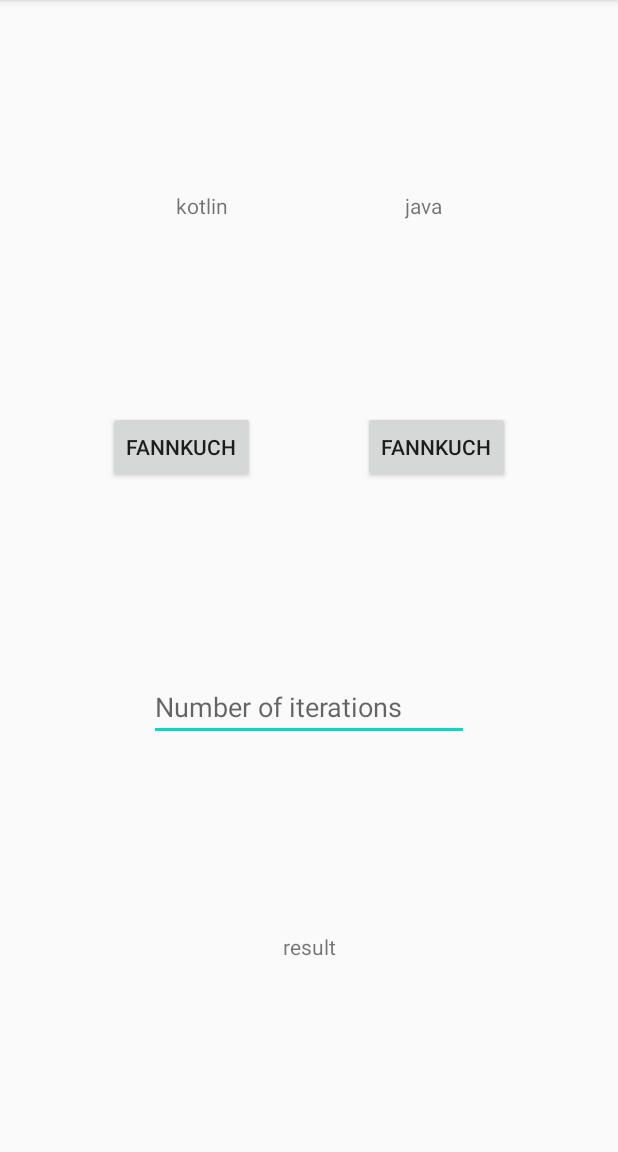
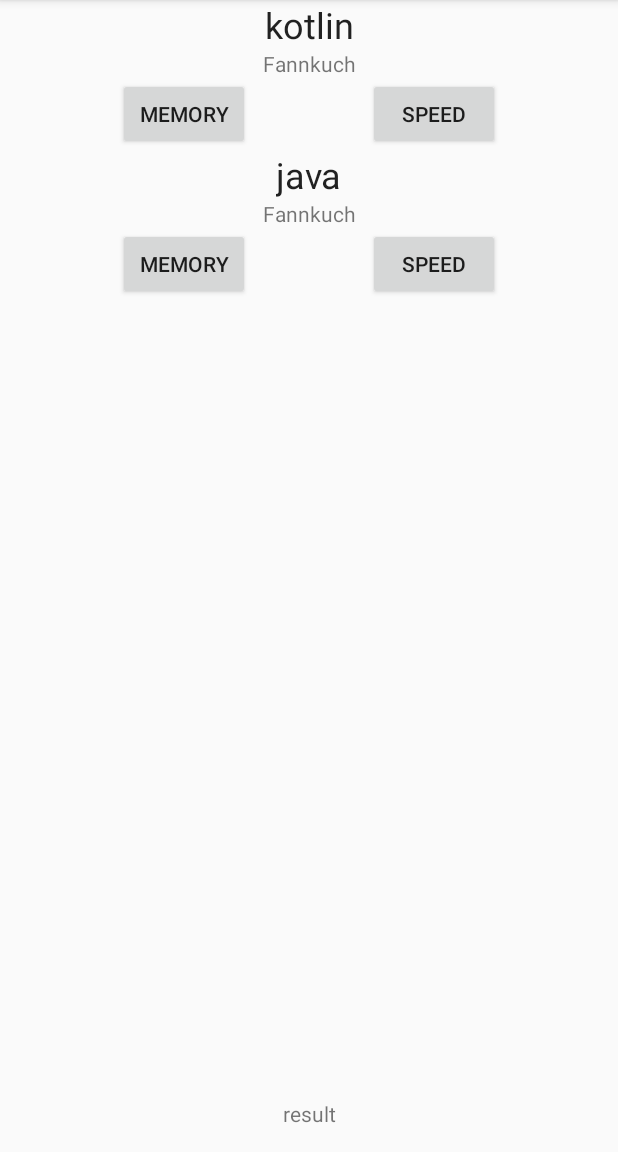
Before and after one commit to StylianosGakis/hkr-thesis, an Android app: the screen it shows after launch (MainActivity), on a phone screen of 412 x 824 dp, the part 84-1236 px from its top. Run offline under Robolectric (Android 15) with nearby library versions, the phone set to English and light mode, and no system bars; our stand-ins replace Timber.

Commit message:
Add memory benchmark capabilities
Alter main activity layout slightly to allow the new tests.
Add test results for fannkuch for memory footprint.

```diff
--- a/app/src/main/java/se/stylianosgakis/benchmarkapplication/application/MainActivity.kt
+++ b/app/src/main/java/se/stylianosgakis/benchmarkapplication/application/MainActivity.kt
@@ -11,14 +11,11 @@ import androidx.lifecycle.observe
 import kotlinx.coroutines.CoroutineScope
 import kotlinx.coroutines.Dispatchers
 import kotlinx.coroutines.MainScope
-import kotlinx.coroutines.async
 import kotlinx.coroutines.launch
 import se.stylianosgakis.benchmarkapplication.benchmark.utils.BenchmarkClass
 import se.stylianosgakis.benchmarkapplication.benchmark.utils.BenchmarkHandler.runBenchmark
 import se.stylianosgakis.benchmarkapplication.benchmark.utils.BenchmarkLanguage
-import se.stylianosgakis.benchmarkapplication.benchmark.utils.BenchmarkResult
 import se.stylianosgakis.benchmarkapplication.benchmark.utils.BenchmarkType
-import se.stylianosgakis.benchmarkapplication.benchmark.utils.detailedString
 import se.stylianosgakis.benchmarkapplication.benchmark.utils.saveResultToFile
 import se.stylianosgakis.benchmarkapplication.benchmark.utils.setVisible
 import se.stylianosgakis.benchmarkapplication.databinding.ActivityMainBinding
@@ -35,16 +32,30 @@ class MainActivity : AppCompatActivity(), CoroutineScope by MainScope() {
         requestStoragePermission()
         setupObservers()
 
-        binding.fannkuchKotlin.setOnClickListener {
+        binding.fannkuchKotlinSpeed.setOnClickListener {
             activityBenchmark(
                 BenchmarkType.SpeedType,
                 BenchmarkClass.Faankuch,
                 BenchmarkLanguage.Kotlin
             )
         }
-        binding.fannkuchJava.setOnClickListener {
+        binding.fannkuchKotlinMemory.setOnClickListener {
+            activityBenchmark(
+                BenchmarkType.MemoryType,
+                BenchmarkClass.Faankuch,
+                BenchmarkLanguage.Kotlin
+            )
+        }
+        binding.fannkuchJavaSpeed.setOnClickListener {
             activityBenchmark(
                 BenchmarkType.SpeedType,
+                BenchmarkClass.Faankuch,
+                BenchmarkLanguage.Java
+            )
+        }
+        binding.fannkuchJavaMemory.setOnClickListener {
+            activityBenchmark(
+                BenchmarkType.MemoryType,
                 BenchmarkClass.Faankuch,
                 BenchmarkLanguage.Java
             )
@@ -54,8 +65,10 @@ class MainActivity : AppCompatActivity(), CoroutineScope by MainScope() {
     private fun setupObservers() {
         benchmarking.observe(this) { benchmarking ->
             binding.progressBar.setVisible(benchmarking)
-            binding.fannkuchJava.isEnabled = benchmarking.not()
-            binding.fannkuchKotlin.isEnabled = benchmarking.not()
+            binding.fannkuchJavaMemory.isEnabled = benchmarking.not()
+            binding.fannkuchJavaSpeed.isEnabled = benchmarking.not()
+            binding.fannkuchKotlinMemory.isEnabled = benchmarking.not()
+            binding.fannkuchKotlinSpeed.isEnabled = benchmarking.not()
         }
     }
 
@@ -68,7 +81,13 @@ class MainActivity : AppCompatActivity(), CoroutineScope by MainScope() {
         val results = runBenchmark(benchmarkType, benchmarkClass, benchmarkLanguage)
         Timber.d("$results")
         benchmarking.value = false
-        saveResultToFile(benchmarkType, benchmarkClass, benchmarkLanguage, results, applicationContext)
+        saveResultToFile(
+            benchmarkType,
+            benchmarkClass,
+            benchmarkLanguage,
+            results,
+            applicationContext
+        )
     }
 
     private fun requestStoragePermission() {
--- a/app/src/main/java/se/stylianosgakis/benchmarkapplication/benchmark/utils/BenchmarkTypes.kt
+++ b/app/src/main/java/se/stylianosgakis/benchmarkapplication/benchmark/utils/BenchmarkTypes.kt
@@ -21,21 +21,11 @@ sealed class BenchmarkResult {
 
     data class MemoryResult(
         val memoryAllocationCount: Int,
-        val memoryAllocationSize: Int,
-        val memoryBytesPerObject: Double
+        val memoryAllocationSize: Int
     ) : BenchmarkResult()
 }
 
-/*fun BenchmarkResult.SpeedResult.detailedString() = "Average: %.4f, min: %.4f, max: %.4f"
-    .format(
-        averageTime.nanosToMilliseconds(),
-        minTime.nanosToMilliseconds(),
-        maxTime.nanosToMilliseconds()
-    )*/
-
-
-
 fun BenchmarkResult.MemoryResult.detailedString() =
-    "mem count: $memoryAllocationCount, mem alloc size: $memoryAllocationSize, mem bytes per object: $memoryBytesPerObject"
+    "mem count: $memoryAllocationCount, mem size: $memoryAllocationSize"
 
 fun Long.nanosToMilliseconds() = this.toDouble() / 1_000_000
--- a/app/src/main/java/se/stylianosgakis/benchmarkapplication/benchmark/utils/BenchmarkUtils.kt
+++ b/app/src/main/java/se/stylianosgakis/benchmarkapplication/benchmark/utils/BenchmarkUtils.kt
@@ -26,15 +26,7 @@ fun benchmarkMemory(benchmark: () -> Any): List<BenchmarkResult> {
     Debug.stopAllocCounting()
     val memoryAllocCount = Debug.getThreadAllocCount()
     val memoryAllocSize = Debug.getThreadAllocSize()
-    val memoryBytesPerObject = memoryAllocSize.toDouble() / memoryAllocCount
-    //TODO Fix this
-    return listOf(
-        BenchmarkResult.MemoryResult(
-            memoryAllocCount,
-            memoryAllocSize,
-            memoryBytesPerObject
-        )
-    )
+    return listOf(BenchmarkResult.MemoryResult(memoryAllocCount, memoryAllocSize))
 }
 
 fun benchmarkSpeed(benchmark: () -> Any): List<BenchmarkResult> {
@@ -87,6 +79,11 @@ fun writeToFile(results: List<BenchmarkResult>, writer: FileWriter) {
                 .append("Average: ${speedResultsInMilliseconds.average()}")
         }
         is BenchmarkResult.MemoryResult -> {
+            val memoryResults = results.map { it as BenchmarkResult.MemoryResult }
+            val memoryResultsStrings =
+                memoryResults.map { "${it.memoryAllocationCount} | ${it.memoryAllocationSize}" }
+            writer.append("Memory footprint shown as:\ncount of objects allocated | size of objects allocated\n")
+                .append(memoryResultsStrings.joinToString(separator = "\n"))
         }
     }
 }
--- /dev/null
+++ b/app/src/main/java/se/stylianosgakis/benchmarkapplication/results/memory/fannkuch/java/MEMORY_FAANKUCH_JAVA_2020-04-24-18_40_49.txt
@@ -0,0 +1,3 @@
+Memory footprint shown as:
+count of objects allocated | size of objects allocated
+581128 | 23116712
--- /dev/null
+++ b/app/src/main/java/se/stylianosgakis/benchmarkapplication/results/memory/fannkuch/koltin/MEMORY_FAANKUCH_KOTLIN_2020-04-24-18_40_52.txt
@@ -0,0 +1,3 @@
+Memory footprint shown as:
+count of objects allocated | size of objects allocated
+1605518 | 60695920
--- a/app/src/main/res/layout/activity_main.xml
+++ b/app/src/main/res/layout/activity_main.xml
@@ -18,65 +18,95 @@
         app:layout_constraintTop_toTopOf="parent" />
 
     <TextView
-        android:id="@+id/kotlin"
+        android:id="@+id/title_kotlin"
         android:layout_width="wrap_content"
         android:layout_height="wrap_content"
         android:text="@string/kotlin"
-        app:layout_constraintBottom_toTopOf="@id/fannkuch_kotlin"
-        app:layout_constraintEnd_toStartOf="@id/java"
+        android:textAppearance="@style/TextAppearance.AppCompat.Headline"
+        app:layout_constraintEnd_toEndOf="parent"
         app:layout_constraintStart_toStartOf="parent"
         app:layout_constraintTop_toTopOf="parent" />
 
     <TextView
-        android:id="@+id/java"
+        android:id="@+id/textView2"
+        android:layout_width="wrap_content"
+        android:layout_height="wrap_content"
+        android:text="@string/fannkuch"
+        app:layout_constraintEnd_toEndOf="parent"
+        app:layout_constraintStart_toStartOf="parent"
+        app:layout_constraintTop_toBottomOf="@+id/title_kotlin" />
+
+    <Button
+        android:id="@+id/fannkuch_kotlin_speed"
+        android:layout_width="wrap_content"
+        android:layout_height="wrap_content"
+        android:text="@string/speed"
+        app:layout_constraintEnd_toEndOf="parent"
+        app:layout_constraintStart_toEndOf="@id/fannkuch_kotlin_memory"
+        app:layout_constraintTop_toBottomOf="@+id/textView2" />
+
+    <Button
+        android:id="@+id/fannkuch_kotlin_memory"
+        android:layout_width="wrap_content"
+        android:layout_height="wrap_content"
+        android:text="@string/memory"
+        app:layout_constraintEnd_toStartOf="@+id/fannkuch_kotlin_speed"
+        app:layout_constraintStart_toStartOf="parent"
+        app:layout_constraintTop_toBottomOf="@+id/textView2" />
+
+    <Space
+        android:id="@+id/space"
+        android:layout_width="wrap_content"
+        android:layout_height="wrap_content"
+        app:layout_constraintEnd_toEndOf="parent"
+        app:layout_constraintStart_toStartOf="parent"
+        app:layout_constraintTop_toBottomOf="@id/fannkuch_kotlin_memory" />
+
+    <TextView
+        android:id="@+id/title_java"
         android:layout_width="wrap_content"
         android:layout_height="wrap_content"
         android:text="@string/java"
-        app:layout_constraintBottom_toBottomOf="@+id/kotlin"
+        android:textAppearance="@style/TextAppearance.AppCompat.Headline"
         app:layout_constraintEnd_toEndOf="parent"
-        app:layout_constraintStart_toEndOf="@id/kotlin"
-        app:layout_constraintTop_toTopOf="@+id/kotlin" />
+        app:layout_constraintStart_toStartOf="parent"
+        app:layout_constraintTop_toBottomOf="@+id/space" />
 
-    <Button
-        android:id="@+id/fannkuch_kotlin"
+    <TextView
+        android:id="@+id/textView"
         android:layout_width="wrap_content"
         android:layout_height="wrap_content"
         android:text="@string/fannkuch"
-        app:layout_constraintBottom_toTopOf="@+id/edit_text_iterations"
-        app:layout_constraintEnd_toStartOf="@id/fannkuch_java"
+        app:layout_constraintEnd_toEndOf="parent"
         app:layout_constraintStart_toStartOf="parent"
-        app:layout_constraintTop_toBottomOf="@id/kotlin" />
+        app:layout_constraintTop_toBottomOf="@+id/title_java" />
 
     <Button
-        android:id="@+id/fannkuch_java"
+        android:id="@+id/fannkuch_java_speed"
         android:layout_width="wrap_content"
         android:layout_height="wrap_content"
-        android:text="@string/fannkuch"
-        app:layout_constraintBottom_toBottomOf="@+id/fannkuch_kotlin"
+        android:text="@string/speed"
         app:layout_constraintEnd_toEndOf="parent"
-        app:layout_constraintStart_toEndOf="@+id/fannkuch_kotlin"
-        app:layout_constraintTop_toTopOf="@+id/fannkuch_kotlin" />
+        app:layout_constraintStart_toEndOf="@id/fannkuch_java_memory"
+        app:layout_constraintTop_toBottomOf="@+id/textView" />
 
-    <EditText
-        android:id="@+id/edit_text_iterations"
+    <Button
+        android:id="@+id/fannkuch_java_memory"
         android:layout_width="wrap_content"
         android:layout_height="wrap_content"
-        android:ems="10"
-        android:hint="@string/number_of_iterations"
-        android:inputType="number"
-        app:layout_constraintBottom_toTopOf="@id/result"
-        app:layout_constraintEnd_toEndOf="parent"
+        android:text="@string/memory"
+        app:layout_constraintEnd_toStartOf="@+id/fannkuch_java_speed"
         app:layout_constraintStart_toStartOf="parent"
-        app:layout_constraintTop_toBottomOf="@+id/fannkuch_kotlin" />
+        app:layout_constraintTop_toBottomOf="@+id/textView" />
 
     <TextView
         android:id="@+id/result"
         android:layout_width="wrap_content"
         android:layout_height="wrap_content"
+        android:layout_marginBottom="16dp"
         android:text="@string/result"
         app:layout_constraintBottom_toBottomOf="parent"
         app:layout_constraintEnd_toEndOf="parent"
-        app:layout_constraintStart_toStartOf="parent"
-        app:layout_constraintTop_toBottomOf="@id/edit_text_iterations" />
+        app:layout_constraintStart_toStartOf="parent" />
 
 </androidx.constraintlayout.widget.ConstraintLayout>
--- a/app/src/main/res/values/strings.xml
+++ b/app/src/main/res/values/strings.xml
@@ -5,4 +5,6 @@
     <string name="kotlin">kotlin</string>
     <string name="java">java</string>
     <string name="result">result</string>
+    <string name="speed">Speed</string>
+    <string name="memory">Memory</string>
 </resources>
```
